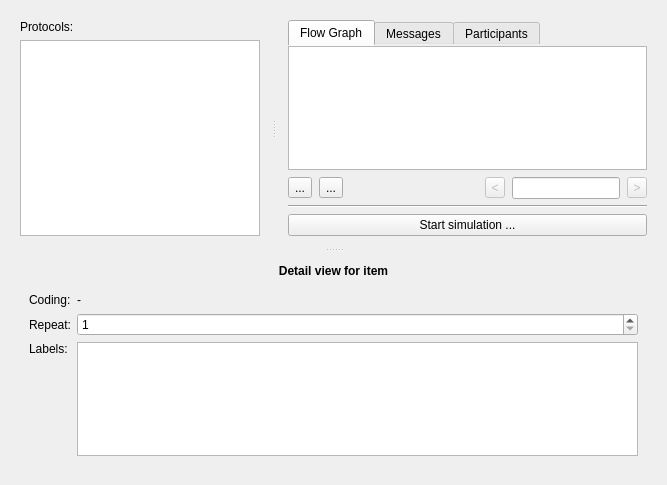
This is data/ui/simulator.ui in jopohl/urh as Qt 5 draws it before an edit. The edited form follows.
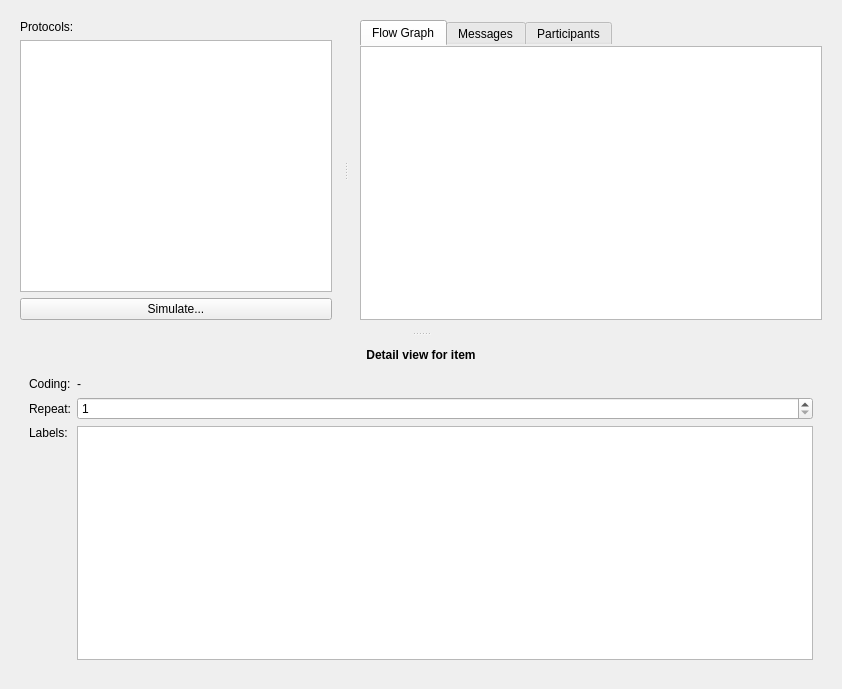
This is the edited form. Icons and pictures are not drawn. Custom widgets are drawn as their Qt base class.

Commit message: remove navigation bar

```diff
--- a/data/ui/simulator.ui
+++ b/data/ui/simulator.ui
@@ -6,8 +6,8 @@
    <rect>
     <x>0</x>
     <y>0</y>
-    <width>667</width>
-    <height>485</height>
+    <width>842</width>
+    <height>689</height>
    </rect>
   </property>
   <property name="windowTitle">
@@ -42,8 +42,8 @@
        <rect>
         <x>0</x>
         <y>0</y>
-        <width>654</width>
-        <height>523</height>
+        <width>842</width>
+        <height>689</height>
        </rect>
       </property>
       <layout class="QVBoxLayout" name="verticalLayout_5">
@@ -106,6 +106,13 @@
             <item>
              <widget class="GeneratorTreeView" name="treeProtocols"/>
             </item>
+            <item>
+             <widget class="QPushButton" name="btnStartSim">
+              <property name="text">
+               <string>Simulate...</string>
+              </property>
+             </widget>
+            </item>
            </layout>
           </widget>
           <widget class="QWidget" name="layoutWidget_2">
@@ -172,119 +179,6 @@
                   </property>
                  </widget>
                 </item>
-                <item>
-                 <layout class="QHBoxLayout" name="horizontalLayout_2">
-                  <property name="leftMargin">
-                   <number>0</number>
-                  </property>
-                  <property name="topMargin">
-                   <number>0</number>
-                  </property>
-                  <property name="rightMargin">
-                   <number>0</number>
-                  </property>
-                  <property name="bottomMargin">
-                   <number>0</number>
-                  </property>
-                  <item>
-                   <widget class="QToolButton" name="btnSave">
-                    <property name="text">
-                     <string>...</string>
-                    </property>
-                    <property name="icon">
-                     <iconset theme="document-save">
-                      <normaloff>../../.designer/backup</normaloff>../../.designer/backup</iconset>
-                    </property>
-                   </widget>
-                  </item>
-                  <item>
-                   <widget class="QToolButton" name="btnLoad">
-                    <property name="text">
-                     <string>...</string>
-                    </property>
-                    <property name="icon">
-                     <iconset theme="document-open">
-                      <normaloff>.</normaloff>.</iconset>
-                    </property>
-                   </widget>
-                  </item>
-                  <item>
-                   <spacer name="horizontalSpacer_2">
-                    <property name="orientation">
-                     <enum>Qt::Horizontal</enum>
-                    </property>
-                    <property name="sizeHint" stdset="0">
-                     <size>
-                      <width>37</width>
-                      <height>17</height>
-                     </size>
-                    </property>
-                   </spacer>
-                  </item>
-                  <item>
-                   <widget class="QToolButton" name="btnPrevNav">
-                    <property name="enabled">
-                     <bool>false</bool>
-                    </property>
-                    <property name="sizePolicy">
-                     <sizepolicy hsizetype="Preferred" vsizetype="Fixed">
-                      <horstretch>0</horstretch>
-                      <verstretch>0</verstretch>
-                     </sizepolicy>
-                    </property>
-                    <property name="maximumSize">
-                     <size>
-                      <width>20</width>
-                      <height>16777215</height>
-                     </size>
-                    </property>
-                    <property name="text">
-                     <string>&lt;</string>
-                    </property>
-                    <property name="icon">
-                     <iconset theme="go-previous">
-                      <normaloff>../../.designer/backup</normaloff>../../.designer/backup</iconset>
-                    </property>
-                   </widget>
-                  </item>
-                  <item>
-                   <widget class="QLineEdit" name="navLineEdit">
-                    <property name="sizePolicy">
-                     <sizepolicy hsizetype="Minimum" vsizetype="Fixed">
-                      <horstretch>0</horstretch>
-                      <verstretch>0</verstretch>
-                     </sizepolicy>
-                    </property>
-                   </widget>
-                  </item>
-                  <item>
-                   <widget class="QToolButton" name="btnNextNav">
-                    <property name="enabled">
-                     <bool>false</bool>
-                    </property>
-                    <property name="sizePolicy">
-                     <sizepolicy hsizetype="Preferred" vsizetype="Fixed">
-                      <horstretch>0</horstretch>
-                      <verstretch>0</verstretch>
-                     </sizepolicy>
-                    </property>
-                    <property name="maximumSize">
-                     <size>
-                      <width>20</width>
-                      <height>16777215</height>
-                     </size>
-                    </property>
-                    <property name="text">
-                     <string>&gt;</string>
-                    </property>
-                    <property name="icon">
-                     <iconset theme="go-next">
-                      <normaloff>../../.designer/backup</normaloff>../../.designer/backup</iconset>
-                    </property>
-                   </widget>
-                  </item>
-                 </layout>
-                </item>
                </layout>
               </widget>
               <widget class="QWidget" name="tab_2">
@@ -491,20 +385,6 @@
               </widget>
              </widget>
             </item>
-            <item>
-             <widget class="Line" name="line">
-              <property name="orientation">
-               <enum>Qt::Horizontal</enum>
-              </property>
-             </widget>
-            </item>
-            <item>
-             <widget class="QPushButton" name="btnStartSim">
-              <property name="text">
-               <string>Start simulation ...</string>
-              </property>
-             </widget>
-            </item>
            </layout>
           </widget>
          </widget>
```
The commit also changes 2 other files.
